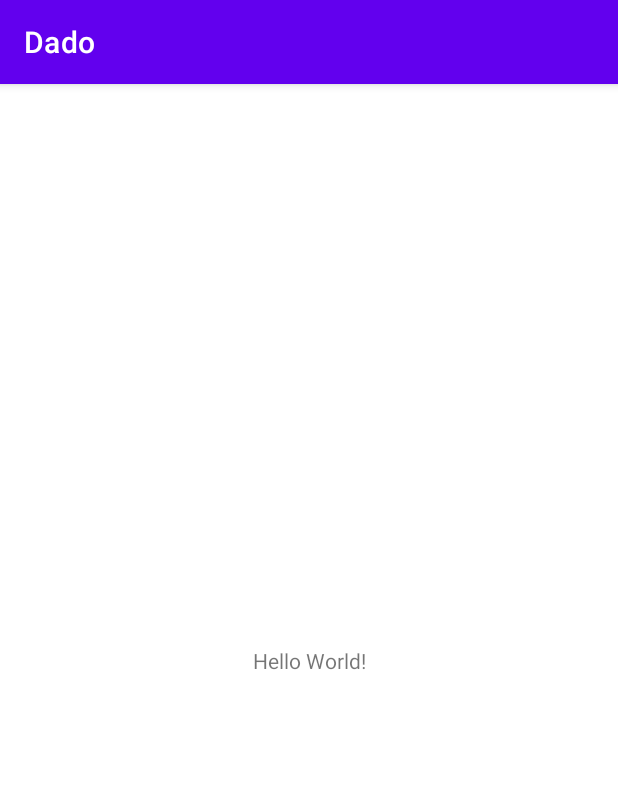
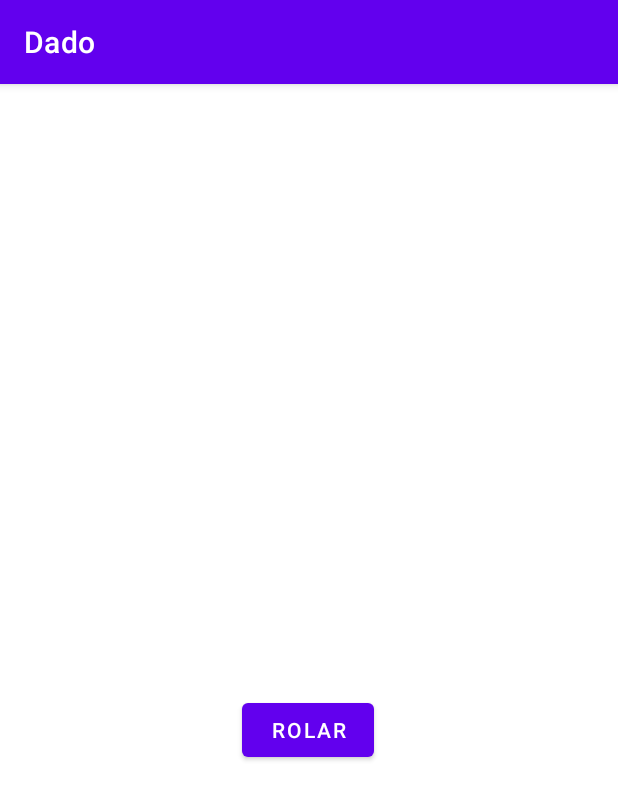
Before and after one commit to czkirilo/Curso_Kotlin_T2, an Android app: the screen it shows after launch (MainActivity), on a phone screen of 412 x 824 dp. Shown: the top 800 px of the screen. Run offline under Robolectric (Android 15) with nearby library versions, the phone set to English and light mode, and no system bars.

```diff
--- a/Dado/app/src/main/res/layout/activity_main.xml
+++ b/Dado/app/src/main/res/layout/activity_main.xml
@@ -7,12 +7,24 @@
     tools:context=".MainActivity">
 
     <TextView
+        android:id="@+id/textView"
         android:layout_width="wrap_content"
         android:layout_height="wrap_content"
-        android:text="Hello World!"
+        android:textSize="34sp"
         app:layout_constraintBottom_toBottomOf="parent"
         app:layout_constraintLeft_toLeftOf="parent"
         app:layout_constraintRight_toRightOf="parent"
-        app:layout_constraintTop_toTopOf="parent" />
+        app:layout_constraintTop_toTopOf="parent"
+        tools:text="1" />
+
+    <Button
+        android:id="@+id/button"
+        android:layout_width="wrap_content"
+        android:layout_height="wrap_content"
+        android:text="@string/rolar"
+        app:layout_constraintEnd_toEndOf="parent"
+        app:layout_constraintHorizontal_bias="0.498"
+        app:layout_constraintStart_toStartOf="parent"
+        app:layout_constraintTop_toBottomOf="@+id/textView" />
 
 </androidx.constraintlayout.widget.ConstraintLayout>
--- a/Dado/app/src/main/res/values/strings.xml
+++ b/Dado/app/src/main/res/values/strings.xml
@@ -1,3 +1,4 @@
 <resources>
     <string name="app_name">Dado</string>
+    <string name="rolar">Rolar</string>
 </resources>
```
Also changed, not shown: Dado/app/src/main/java/com/example/dado/MainActivity.kt (+29 -0 lines).
